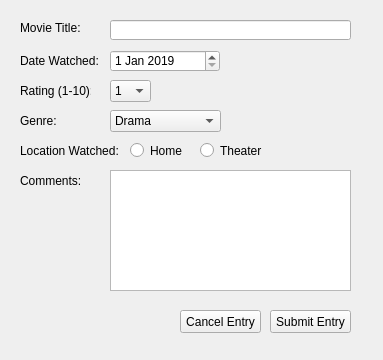
First picture: the form in UI Files/AddMovieForm.ui, repository steinmns/Cinema-Stats, before the edit.
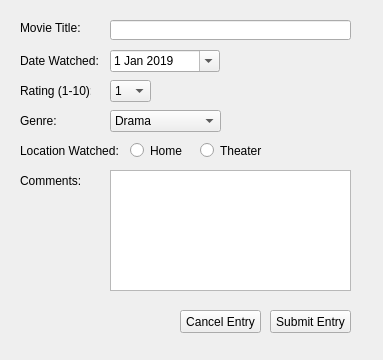
Second picture: the form after the edit.

Commit message: Add form has easier date entry. Tables now sort.

The edit to the form file:
```diff
--- a/UI Files/AddMovieForm.ui
+++ b/UI Files/AddMovieForm.ui
@@ -88,6 +88,12 @@
      <day>1</day>
     </date>
    </property>
+   <property name="calendarPopup">
+    <bool>true</bool>
+   </property>
+   <property name="timeSpec">
+    <enum>Qt::LocalTime</enum>
+   </property>
   </widget>
   <widget class="QLineEdit" name="MovieTitleEntry">
    <property name="geometry">
```
Left out of the diff: 2 changed lines with no effect on the pictures. The commit also changes 6 other files.
